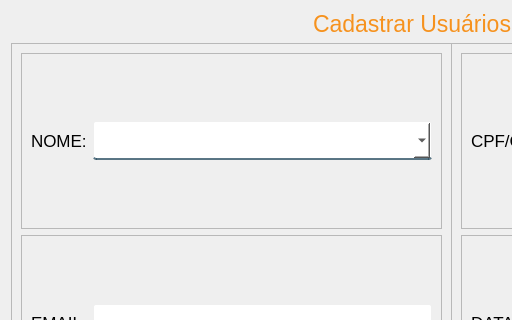
Senac-SOR-ADS/Mapa-de-Sala, file App/view/ui/cadastroPessoas.ui: the form before one commit; both pictures show x 0 to 512 and y 0 to 320 of the 825 by 673 pixel window.
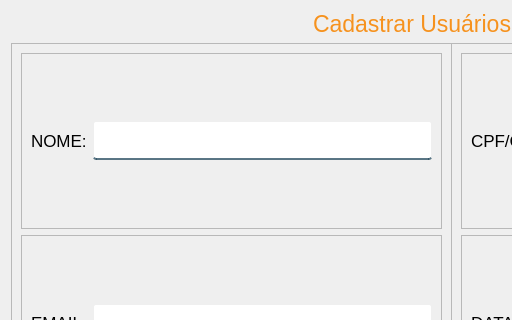
The form after the commit.

Commit message:
Alteração no campo
Alteração no campo para retornar como texto ao invés de comboBox

Diff of the .ui file:
```diff
--- a/App/view/ui/cadastroPessoas.ui
+++ b/App/view/ui/cadastroPessoas.ui
@@ -112,30 +112,13 @@
            </widget>
           </item>
           <item>
-           <widget class="QComboBox" name="nomePessoas">
-            <property name="sizePolicy">
-             <sizepolicy hsizetype="Expanding" vsizetype="Fixed">
-              <horstretch>0</horstretch>
-              <verstretch>0</verstretch>
-             </sizepolicy>
-            </property>
+           <widget class="QLineEdit" name="nomePessoas">
             <property name="minimumSize">
              <size>
-              <width>330</width>
+              <width>0</width>
               <height>39</height>
              </size>
             </property>
-            <property name="font">
-             <font>
-              <pointsize>10</pointsize>
-             </font>
-            </property>
-            <property name="cursor">
-             <cursorShape>PointingHandCursor</cursorShape>
-            </property>
-            <property name="editable">
-             <bool>true</bool>
-            </property>
            </widget>
           </item>
          </layout>
```
